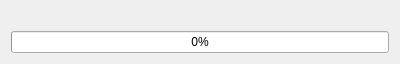
Qt form Upgrader/upgrader.ui (HuangHuafeng/repeat) before a commit.
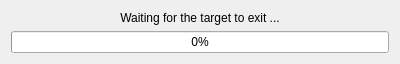
The same form after that commit.

The edit to the form file:
```diff
--- a/Upgrader/upgrader.ui
+++ b/Upgrader/upgrader.ui
@@ -17,7 +17,7 @@
    <item>
     <widget class="QLabel" name="label">
      <property name="text">
-      <string/>
+      <string>Waiting for the target to exit ...</string>
      </property>
      <property name="alignment">
       <set>Qt::AlignCenter</set>
```
